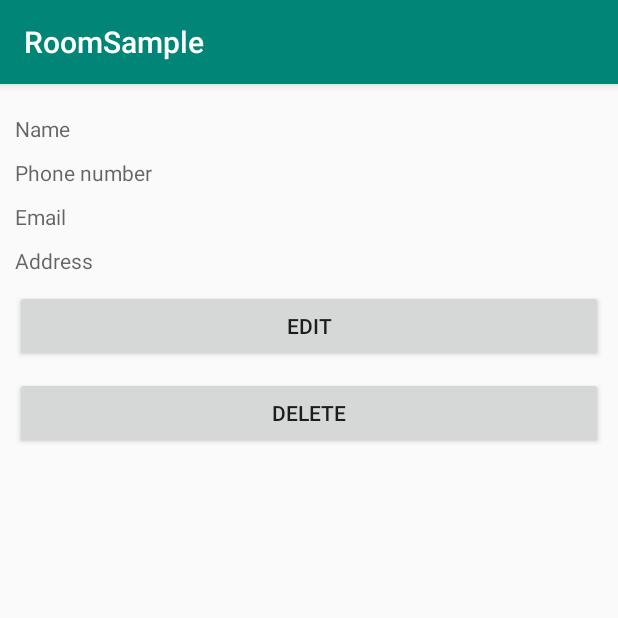
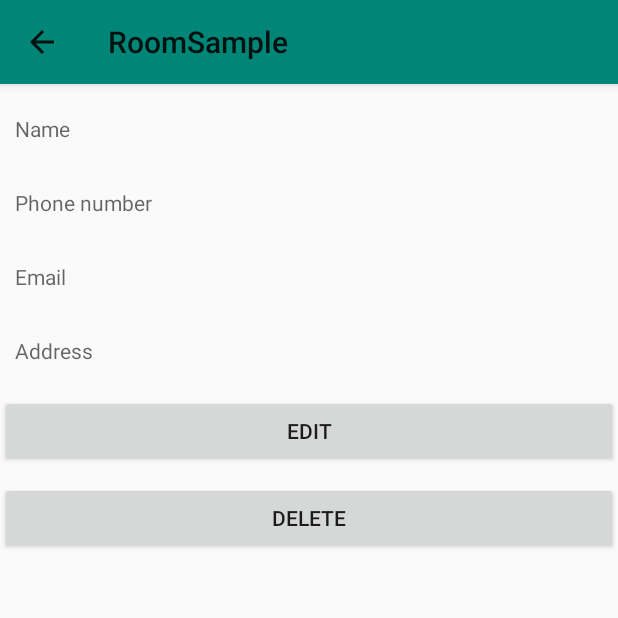
Before and after one commit to karishmacrao/android_learning, an Android app: the ActivityTwo screen opened directly, with no data from a screen before it, on a phone screen of 412 x 824 dp, the top half of it. Run offline under Robolectric (Android 15) with nearby library versions, the phone set to English and light mode, and no system bars; our stand-ins replace Room's generated code; 5 statements that could not run were skipped.

Commit message:
updated room database sample

```diff
--- a/RoomSample/app/src/main/java/com/example/roomsample/ActivityTwo.java
+++ b/RoomSample/app/src/main/java/com/example/roomsample/ActivityTwo.java
@@ -1,10 +1,15 @@
 package com.example.roomsample;
 
+import androidx.appcompat.app.ActionBar;
 import androidx.appcompat.app.AppCompatActivity;
+import androidx.appcompat.widget.Toolbar;
 import androidx.lifecycle.ViewModelProviders;
 
 import android.content.Intent;
 import android.os.Bundle;
+import android.view.Menu;
+import android.view.MenuInflater;
+import android.view.MenuItem;
 import android.view.View;
 import android.widget.Button;
 import android.widget.TextView;
@@ -22,6 +27,13 @@ public class ActivityTwo extends AppCompatActivity {
     protected void onCreate(Bundle savedInstanceState) {
         super.onCreate(savedInstanceState);
         setContentView(R.layout.activity_two);
+        Toolbar myToolbar = (Toolbar) findViewById(R.id.my_toolbar);
+        setSupportActionBar(myToolbar);
+
+        ActionBar ab = getSupportActionBar();
+
+        assert ab != null;
+        ab.setDisplayHomeAsUpEnabled(true);
 
     }
 
@@ -48,7 +60,7 @@ public class ActivityTwo extends AppCompatActivity {
         editBtn.setOnClickListener(new View.OnClickListener() {
             @Override
             public void onClick(View v) {
-                Intent intent = new Intent(ActivityTwo.this,ActivityThree.class);
+                Intent intent = new Intent(ActivityTwo.this, ActivityThree.class);
                 Bundle bundle = new Bundle();
                 bundle.putInt("id", id);
                 intent.putExtras(bundle);
@@ -66,4 +78,22 @@ public class ActivityTwo extends AppCompatActivity {
         });
 
     }
+
+    public boolean onCreateOptionsMenu(Menu menu) {
+        MenuInflater inflater = getMenuInflater();
+        inflater.inflate(R.menu.home_menu, menu);
+        return super.onCreateOptionsMenu(menu);
+    }
+
+
+    @Override
+    public boolean onOptionsItemSelected(MenuItem item) {
+        int id = item.getItemId();
+        if (id == android.R.id.home) {
+            finish();
+        }
+        return super.onOptionsItemSelected(item);
+
+    }
+
 }
--- a/RoomSample/app/src/main/java/com/example/roomsample/MainActivity.java
+++ b/RoomSample/app/src/main/java/com/example/roomsample/MainActivity.java
@@ -58,6 +58,12 @@ public class MainActivity extends AppCompatActivity {
                 } else {
                     User user = new User(name, phone, email, address);
                     mUserViewModel.insert(user);
+
+                    nameEt.setText("");
+                    phoneEt.setText("");
+                    emailEt.setText("");
+                    addressEt.setText("");
+
                     startActivity(intent);
                 }
             }
--- a/RoomSample/app/src/main/res/layout/activity_two.xml
+++ b/RoomSample/app/src/main/res/layout/activity_two.xml
@@ -5,9 +5,18 @@
     android:layout_width="match_parent"
     android:layout_height="match_parent"
     android:orientation="vertical"
-    android:padding="10dp"
+
     tools:context=".ActivityTwo">
+    <androidx.appcompat.widget.Toolbar
+        android:id="@+id/my_toolbar"
+        android:layout_width="match_parent"
+        android:layout_height="?attr/actionBarSize"
+        android:background="@color/colorPrimary"
+        android:elevation="4dp"
+        android:theme="@style/ThemeOverlay.AppCompat.ActionBar"
+        app:popupTheme="@style/ThemeOverlay.AppCompat.Light"/>
     <TextView
+        android:padding="10dp"
         android:layout_marginTop="10dp"
         android:id="@+id/tname"
         android:layout_width="wrap_content"
@@ -15,6 +24,7 @@
         android:hint="Name" />
 
     <TextView
+        android:padding="10dp"
         android:layout_marginTop="10dp"
         android:id="@+id/tphone"
         android:layout_width="wrap_content"
@@ -22,6 +32,7 @@
         android:hint="Phone number" />
 
     <TextView
+        android:padding="10dp"
         android:layout_marginTop="10dp"
         android:id="@+id/temail"
         android:layout_width="wrap_content"
@@ -29,18 +40,21 @@
         android:hint="Email" />
 
     <TextView
+        android:padding="10dp"
         android:layout_marginTop="10dp"
         android:id="@+id/taddress"
         android:layout_width="wrap_content"
         android:layout_height="wrap_content"
         android:hint="Address" />
     <Button
+        android:padding="10dp"
         android:id="@+id/teditBtn"
         android:layout_marginTop="10dp"
         android:layout_width="match_parent"
         android:layout_height="wrap_content"
         android:text="Edit"/>
     <Button
+        android:padding="10dp"
         android:id="@+id/tdeleteBtn"
         android:layout_marginTop="10dp"
         android:layout_width="match_parent"
--- /dev/null
+++ b/RoomSample/app/src/main/res/menu/home_menu.xml
@@ -0,0 +1,4 @@
+<?xml version="1.0" encoding="utf-8"?>
+<menu xmlns:android="http://schemas.android.com/apk/res/android">
+
+</menu>
--- a/RoomSample/app/src/main/res/menu/menu.xml
+++ b/RoomSample/app/src/main/res/menu/menu.xml
@@ -4,5 +4,6 @@
     <item
         android:id="@+id/deleteAction"
         android:title="Delete All"
-        app:showAsAction="always" />
+        app:showAsAction="never" />
+
 </menu>
--- a/RoomSample/app/src/main/res/values/styles.xml
+++ b/RoomSample/app/src/main/res/values/styles.xml
@@ -7,5 +7,11 @@
         <item name="colorPrimaryDark">@color/colorPrimaryDark</item>
         <item name="colorAccent">@color/colorAccent</item>
     </style>
+    <style name="ToolbarTheme" parent="Theme.AppCompat.Light.NoActionBar">
+        <!-- Customize your theme here. -->
+        <item name="colorPrimary">@color/colorPrimary</item>
+        <item name="colorPrimaryDark">@color/colorPrimaryDark</item>
+        <item name="colorAccent">@color/colorAccent</item>
+    </style>
 
 </resources>
```
Also changed, not shown: RoomSample/app/src/main/AndroidManifest.xml (+3 -4 lines), RoomSample/app/src/main/java/com/example/roomsample/ActivityOne.java (+21 -3 lines), RoomSample/app/src/main/java/com/example/roomsample/ActivityThree.java (+28 -0 lines), RoomSample/app/src/main/res/drawable/ic_attachment_black_24dp.xml (added, +9 -0 lines), RoomSample/app/src/main/res/layout/activity_one.xml (+9 -0 lines), RoomSample/app/src/main/res/layout/activity_three.xml (+8 -0 lines).
